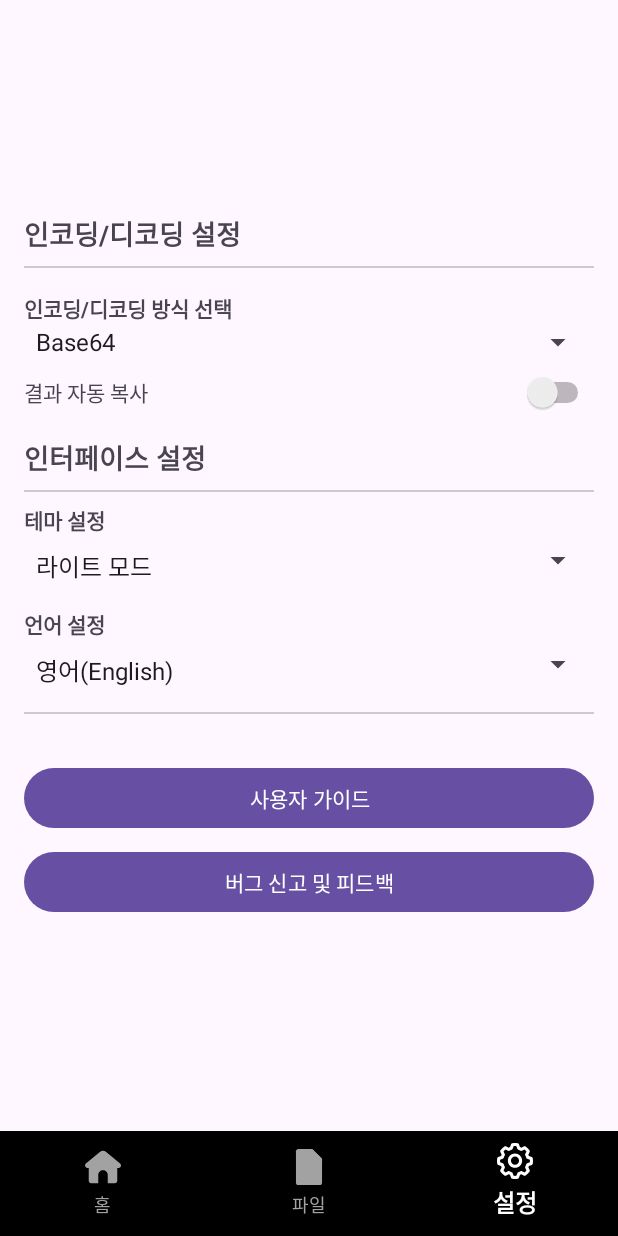
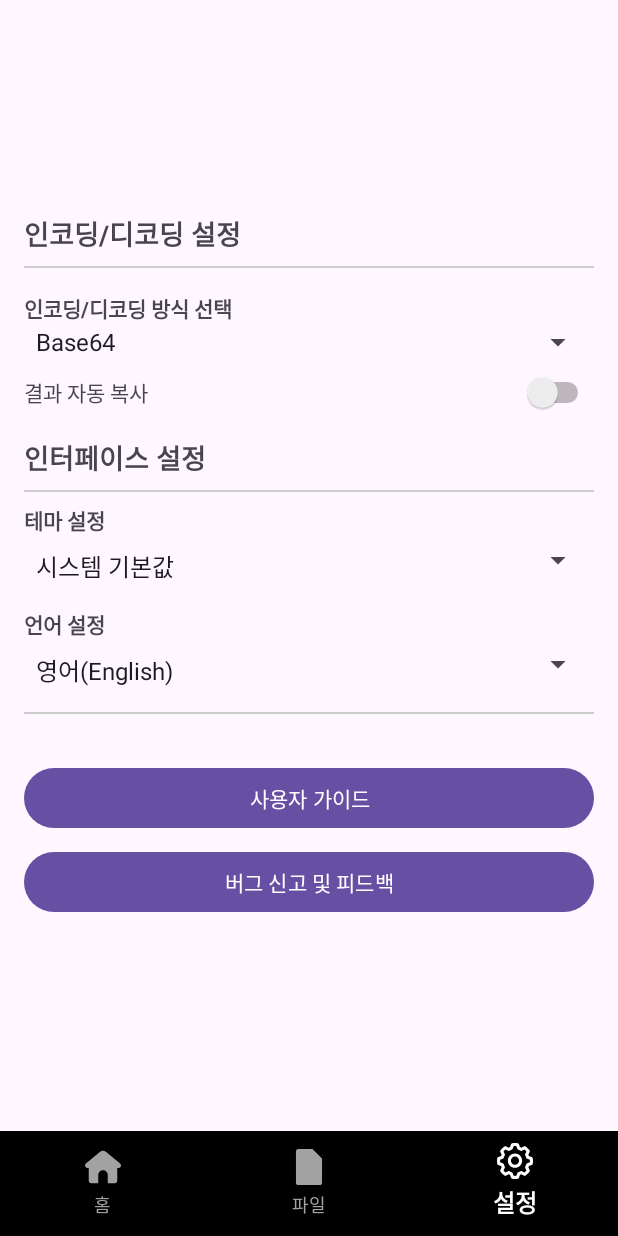
Before and after one commit to Kungchi/Cryptify, an Android app: the screen it shows after launch (MainPageActivity), item 3 of the bottom bar chosen, on a phone screen of 412 x 824 dp. Run offline under Robolectric (Android 15) with nearby library versions, the phone set to English and light mode, and no system bars; our stand-ins replace navigation-ui.

Commit message:
안드로이드 테마 설정 구현

```diff
--- a/app/src/main/java/com/ksh/cryptify/MainPage/Fragment/SettingPageFragment.kt
+++ b/app/src/main/java/com/ksh/cryptify/MainPage/Fragment/SettingPageFragment.kt
@@ -7,6 +7,7 @@ import android.view.View
 import android.view.ViewGroup
 import android.widget.AdapterView
 import android.widget.ArrayAdapter
+import androidx.appcompat.app.AppCompatDelegate
 import androidx.fragment.app.Fragment
 import com.ksh.cryptify.R
 import com.ksh.cryptify.Utility.Language
@@ -33,6 +34,8 @@ class SettingPageFragment : Fragment() {
         setup_EncodeDecode()
 
         setup_Language()
+
+        setup_theme()
 
         return binding.root
     }
@@ -112,14 +115,13 @@ class SettingPageFragment : Fragment() {
                     13 -> "tr"  // 터키어
                     14 -> "it"  // 이탈리아어
                     else -> "en"  // 기본값 영어
-
                 }
                 // 언어 변경 적용
                 if (savedLanguage != selectedLanguageCode) {
-                    languageManager.setLanguage(selectedLanguageCode)
-
                     // SharedPreferences에 새로운 언어 설정 저장
                     sharedPreferences.edit().putString("language", selectedLanguageCode).apply()
+
+                    languageManager.setLanguage(selectedLanguageCode)
 
                     // 언어 변경 적용 후 액티비티 재시작
                     requireActivity().recreate()
@@ -130,7 +132,35 @@ class SettingPageFragment : Fragment() {
         }
     }
 
+    private fun setup_theme() {
+        // 인코딩/디코딩 방식 배열 가져오기
+        val themes = resources.getStringArray(R.array.theme_options)
 
+        // Spinner에 Adapter 설정
+        val themeAdapter = ArrayAdapter(requireContext(), android.R.layout.simple_spinner_item, themes)
+        themeAdapter.setDropDownViewResource(android.R.layout.simple_spinner_dropdown_item)
+        binding.themeSpinner.adapter = themeAdapter
+
+        // SharedPreferences에 저장된 값을 불러와 Spinner 설정
+        val savedTheme = sharedPreferences.getInt("theme", 0)
+        binding.themeSpinner.setSelection(savedTheme)
+
+        // Spinner에서 항목 선택 시 SharedPreferences에 저장
+        binding.themeSpinner.onItemSelectedListener = object : AdapterView.OnItemSelectedListener {
+            override fun onItemSelected(parent: AdapterView<*>?, view: View?, position: Int, id: Long) {
+                sharedPreferences.edit().putInt("theme", position).apply()
+                val themeMode = when(position) {
+                    0 -> AppCompatDelegate.MODE_NIGHT_FOLLOW_SYSTEM
+                    1 -> AppCompatDelegate.MODE_NIGHT_NO
+                    2 -> AppCompatDelegate.MODE_NIGHT_YES
+                    else -> AppCompatDelegate.MODE_NIGHT_FOLLOW_SYSTEM
+                }
+                if(themeMode != savedTheme) { AppCompatDelegate.setDefaultNightMode(themeMode) }
+            }
+            override fun onNothingSelected(parent: AdapterView<*>?) {
+            }
+        }
+    }
 
     override fun onDestroyView() {
         super.onDestroyView()
--- a/app/src/main/java/com/ksh/cryptify/Utility/Language.kt
+++ b/app/src/main/java/com/ksh/cryptify/Utility/Language.kt
@@ -9,13 +9,8 @@ import android.view.View
 import java.util.Locale
 
 class Language(private val context: Context) {
-
-    private val sharedPreferences: SharedPreferences = context.getSharedPreferences("settings", Context.MODE_PRIVATE)
-
     // 언어 설정 적용
     fun setLanguage(languageCode: String) {
-        sharedPreferences.edit().putString("language", languageCode).apply()
-
         val locale = Locale(languageCode)
         Locale.setDefault(locale)
         val config = context.resources.configuration
--- a/app/src/main/res/values/strings.xml
+++ b/app/src/main/res/values/strings.xml
@@ -18,9 +18,9 @@
 
     <!-- 테마 옵션 -->
     <string-array name="theme_options">
+        <item>시스템 기본값</item>
         <item>라이트 모드</item>
         <item>다크 모드</item>
-        <item>시스템 기본값</item>
     </string-array>
 
     <!-- 언어 설정 -->
```
